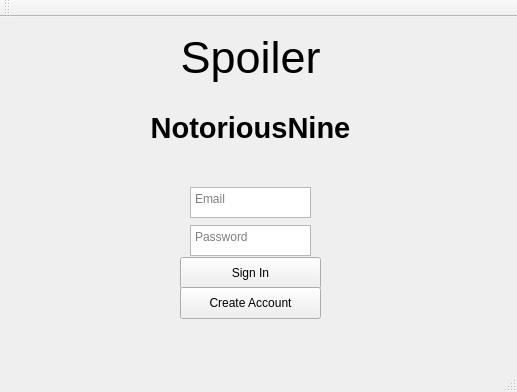
First picture: the form in PlotTalk/mainwindow.ui, repository allanhaywood/CS441, before the edit.
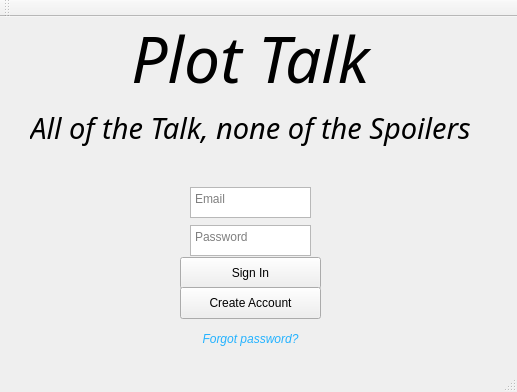
Second picture: the form after the edit.

```diff
--- a/PlotTalk/mainwindow.ui
+++ b/PlotTalk/mainwindow.ui
@@ -80,12 +80,16 @@
     </property>
     <property name="font">
      <font>
-      <family>Helvetica</family>
-      <pointsize>34</pointsize>
+      <family>Mistral</family>
+      <pointsize>48</pointsize>
+      <italic>true</italic>
      </font>
     </property>
     <property name="text">
-     <string>Spoiler</string>
+     <string>Plot Talk</string>
+    </property>
+    <property name="textFormat">
+     <enum>Qt::AutoText</enum>
     </property>
     <property name="scaledContents">
      <bool>false</bool>
@@ -105,14 +109,15 @@
     </property>
     <property name="font">
      <font>
-      <family>Helvetica</family>
+      <family>Monotype Corsiva</family>
       <pointsize>22</pointsize>
-      <weight>75</weight>
-      <bold>true</bold>
+      <weight>50</weight>
+      <italic>true</italic>
+      <bold>false</bold>
      </font>
     </property>
     <property name="text">
-     <string>NotoriousNine</string>
+     <string>All of the Talk, none of the Spoilers</string>
     </property>
     <property name="scaledContents">
      <bool>false</bool>
@@ -121,6 +126,39 @@
      <set>Qt::AlignCenter</set>
     </property>
    </widget>
+   <widget class="QPushButton" name="ForgotPassButton">
+    <property name="geometry">
+     <rect>
+      <x>200</x>
+      <y>310</y>
+      <width>101</width>
+      <height>23</height>
+     </rect>
+    </property>
+    <property name="font">
+     <font>
+      <italic>true</italic>
+     </font>
+    </property>
+    <property name="autoFillBackground">
+     <bool>false</bool>
+    </property>
+    <property name="styleSheet">
+     <string notr="true">#ForgotPassButton {
+color: rgb(35, 178, 255);
+}
+#ForgotPassButton:hover{
+color: rgb(20, 110, 255);
+}
+</string>
+    </property>
+    <property name="text">
+     <string>Forgot password?</string>
+    </property>
+    <property name="flat">
+     <bool>true</bool>
+    </property>
+   </widget>
   </widget>
   <widget class="QMenuBar" name="menuBar">
    <property name="geometry">
```
Left out of the diff: 14 changed lines with no effect on the pictures.
